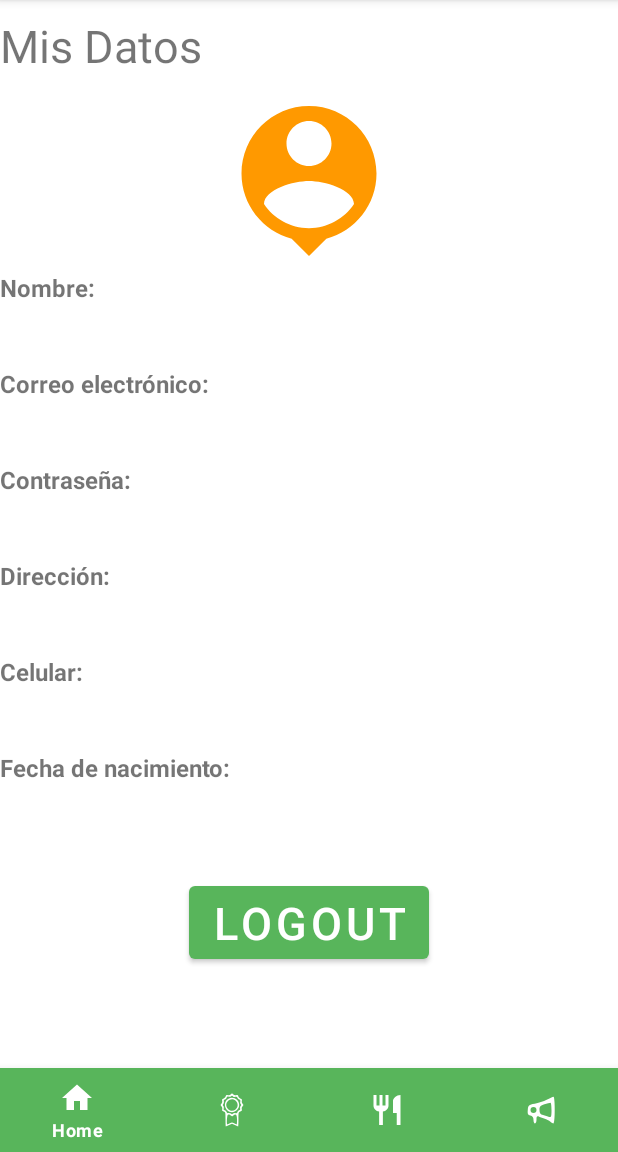
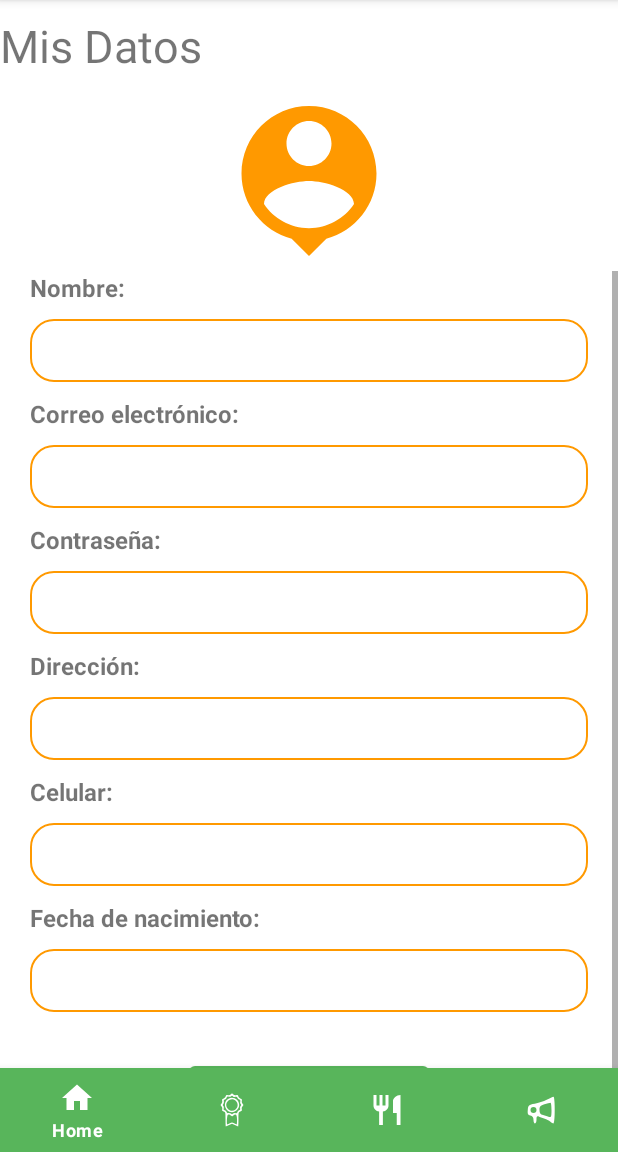
Before and after one commit to MarianaCarlo/RestaurantAppPG, an Android app: the ProfileDataActivity screen opened directly, with no data from a screen before it, on a phone screen of 412 x 824 dp, the part 84-1236 px from its top. Run offline under Robolectric (Android 15) with nearby library versions, the phone set to English and light mode, and no system bars; our stand-ins replace Firebase (no records; nobody signed in at launch, a user with empty details on screens opened directly).

Commit message:
Profile Mi Data ScrollView and frontend

```diff
--- a/app/src/main/java/com/example/restaurantapp/ProfileDataActivity.java
+++ b/app/src/main/java/com/example/restaurantapp/ProfileDataActivity.java
@@ -50,6 +50,7 @@ public class ProfileDataActivity extends AppCompatActivity {
 
         final TextView emailTextView = findViewById(R.id.getEmail);
         final TextView nameTextView = findViewById(R.id.getName);
+        final TextView passwordTextView = findViewById(R.id.getPassword);
 
         reference.child(userID).addListenerForSingleValueEvent(new ValueEventListener() {
             @Override
@@ -59,9 +60,11 @@ public class ProfileDataActivity extends AppCompatActivity {
                 if (userProfile != null) {
                     String email = userProfile.email;
                     String fullName = userProfile.name;
+                    String password = "passwordDefault";
 
                     emailTextView.setText(email);
                     nameTextView.setText(fullName);
+                    passwordTextView.setText(password);
 
                 }
             }
--- a/app/src/main/res/layout/activity_profile_data.xml
+++ b/app/src/main/res/layout/activity_profile_data.xml
@@ -22,26 +22,47 @@
         android:layout_centerInParent="true"
         android:id="@+id/profileImage"/>
 
+    <ScrollView
+        android:layout_width="match_parent"
+        android:layout_height="match_parent"
+        android:layout_below="@+id/profileImage"
+        >
+
+        <RelativeLayout
+            android:layout_width="match_parent"
+            android:layout_height="match_parent"
+            android:layout_below="@+id/profileImage"
+            android:paddingBottom="50dp"
+            android:id="@+id/buttonsAll"
+            >
+
             <TextView
                 android:layout_width="wrap_content"
                 android:layout_height="wrap_content"
+                android:layout_marginHorizontal="20dp"
                 android:textSize="16sp"
-        android:layout_below="@+id/profileImage"
+
                 android:text="@string/profileName"
                 android:textStyle="bold"
                 android:id="@+id/txtName"/>
 
+
             <TextView
-        android:layout_width="wrap_content"
+                android:layout_width="match_parent"
                 android:layout_height="wrap_content"
+                android:layout_marginHorizontal="20dp"
                 android:layout_marginVertical="10dp"
+                android:paddingVertical="10dp"
+                android:paddingLeft="20dp"
                 android:textSize="16sp"
+                android:background="@drawable/backwithborder"
                 android:layout_below="@+id/txtName"
                 android:id="@+id/getName"/>
 
             <TextView
                 android:layout_width="wrap_content"
                 android:layout_height="wrap_content"
+                android:layout_marginHorizontal="20dp"
                 android:textSize="16sp"
                 android:layout_below="@+id/getName"
                 android:text="@string/profileEmail"
@@ -49,16 +70,21 @@
                 android:id="@+id/txtEmail"/>
 
             <TextView
-        android:layout_width="wrap_content"
+                android:layout_width="match_parent"
                 android:layout_height="wrap_content"
+                android:layout_marginHorizontal="20dp"
                 android:layout_marginVertical="10dp"
+                android:paddingVertical="10dp"
+                android:paddingLeft="20dp"
                 android:textSize="16sp"
+                android:background="@drawable/backwithborder"
                 android:layout_below="@+id/txtEmail"
                 android:id="@+id/getEmail"/>
 
             <TextView
                 android:layout_width="wrap_content"
                 android:layout_height="wrap_content"
+                android:layout_marginHorizontal="20dp"
                 android:textSize="16sp"
                 android:layout_below="@+id/getEmail"
                 android:text="@string/profilePassword"
@@ -66,16 +92,22 @@
                 android:id="@+id/txtPassword"/>
 
             <TextView
-        android:layout_width="wrap_content"
+                android:layout_width="match_parent"
                 android:layout_height="wrap_content"
+                android:layout_marginHorizontal="20dp"
                 android:layout_marginVertical="10dp"
+                android:paddingVertical="10dp"
+                android:paddingLeft="20dp"
                 android:textSize="16sp"
+                android:inputType="textPassword"
+                android:background="@drawable/backwithborder"
                 android:layout_below="@+id/txtPassword"
                 android:id="@+id/getPassword"/>
 
             <TextView
                 android:layout_width="wrap_content"
                 android:layout_height="wrap_content"
+                android:layout_marginHorizontal="20dp"
                 android:textSize="16sp"
                 android:layout_below="@+id/getPassword"
                 android:text="@string/profileAddress"
@@ -83,16 +115,21 @@
                 android:id="@+id/txtAddress"/>
 
             <TextView
-        android:layout_width="wrap_content"
+                android:layout_width="match_parent"
                 android:layout_height="wrap_content"
+                android:layout_marginHorizontal="20dp"
                 android:layout_marginVertical="10dp"
+                android:paddingVertical="10dp"
+                android:paddingLeft="20dp"
                 android:textSize="16sp"
+                android:background="@drawable/backwithborder"
                 android:layout_below="@+id/txtAddress"
                 android:id="@+id/getAddress"/>
 
             <TextView
                 android:layout_width="wrap_content"
                 android:layout_height="wrap_content"
+                android:layout_marginHorizontal="20dp"
                 android:textSize="16sp"
                 android:layout_below="@+id/getAddress"
                 android:text="@string/profilePhone"
@@ -100,16 +137,21 @@
                 android:id="@+id/txtPhone"/>
 
             <TextView
-        android:layout_width="wrap_content"
+                android:layout_width="match_parent"
                 android:layout_height="wrap_content"
+                android:layout_marginHorizontal="20dp"
                 android:layout_marginVertical="10dp"
+                android:paddingVertical="10dp"
+                android:paddingLeft="20dp"
                 android:textSize="16sp"
+                android:background="@drawable/backwithborder"
                 android:layout_below="@+id/txtPhone"
                 android:id="@+id/getPhone"/>
 
             <TextView
                 android:layout_width="wrap_content"
                 android:layout_height="wrap_content"
+                android:layout_marginHorizontal="20dp"
                 android:textSize="16sp"
                 android:layout_below="@+id/getPhone"
                 android:text="@string/profileBirthdate"
@@ -117,10 +159,14 @@
                 android:id="@+id/txtBirthdate"/>
 
             <TextView
-        android:layout_width="wrap_content"
+                android:layout_width="match_parent"
                 android:layout_height="wrap_content"
+                android:layout_marginHorizontal="20dp"
                 android:layout_marginVertical="10dp"
+                android:paddingVertical="10dp"
+                android:paddingLeft="20dp"
                 android:textSize="16sp"
+                android:background="@drawable/backwithborder"
                 android:layout_below="@+id/txtBirthdate"
                 android:id="@+id/getBirthdate"/>
 
@@ -135,6 +181,14 @@
                 android:id="@+id/sendLogout"/>
 
 
+        </RelativeLayout>
+
+    </ScrollView>
+
+
+
+
+
     <com.google.android.material.bottomnavigation.BottomNavigationView
         android:layout_width="match_parent"
         android:layout_height="wrap_content"
@@ -145,4 +199,6 @@
         app:itemIconTint="@color/white"
         app:itemTextColor="@color/white"/>
 
+
+
 </RelativeLayout>
```
Lines whose indentation alone changed are shown as unchanged.
